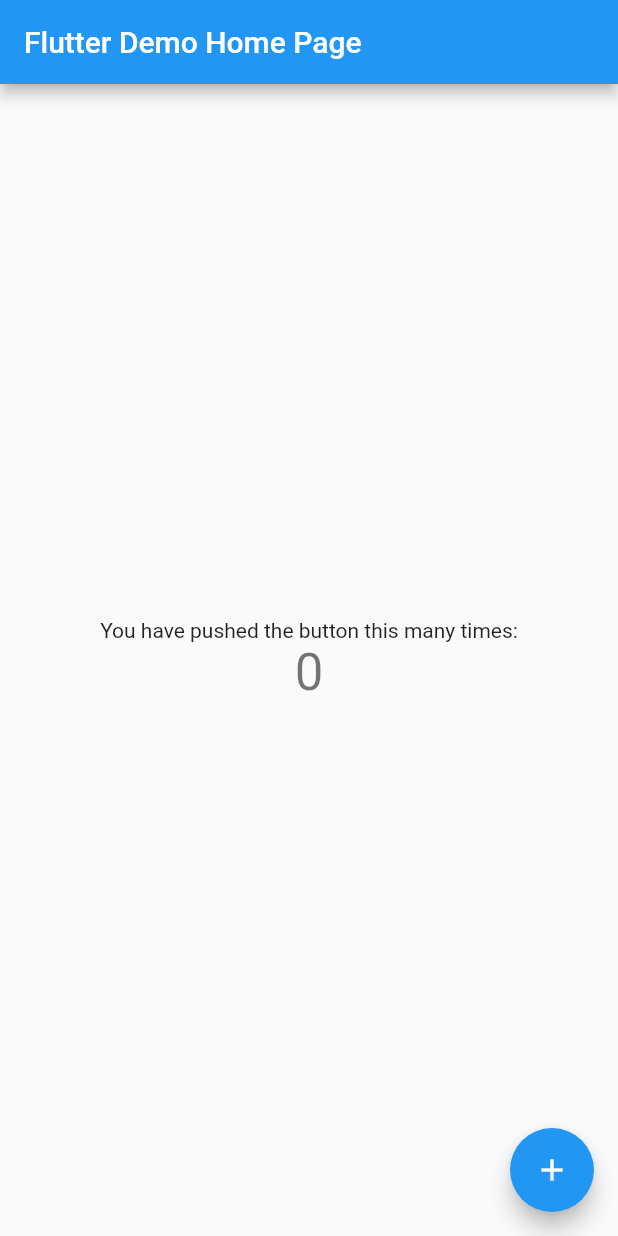
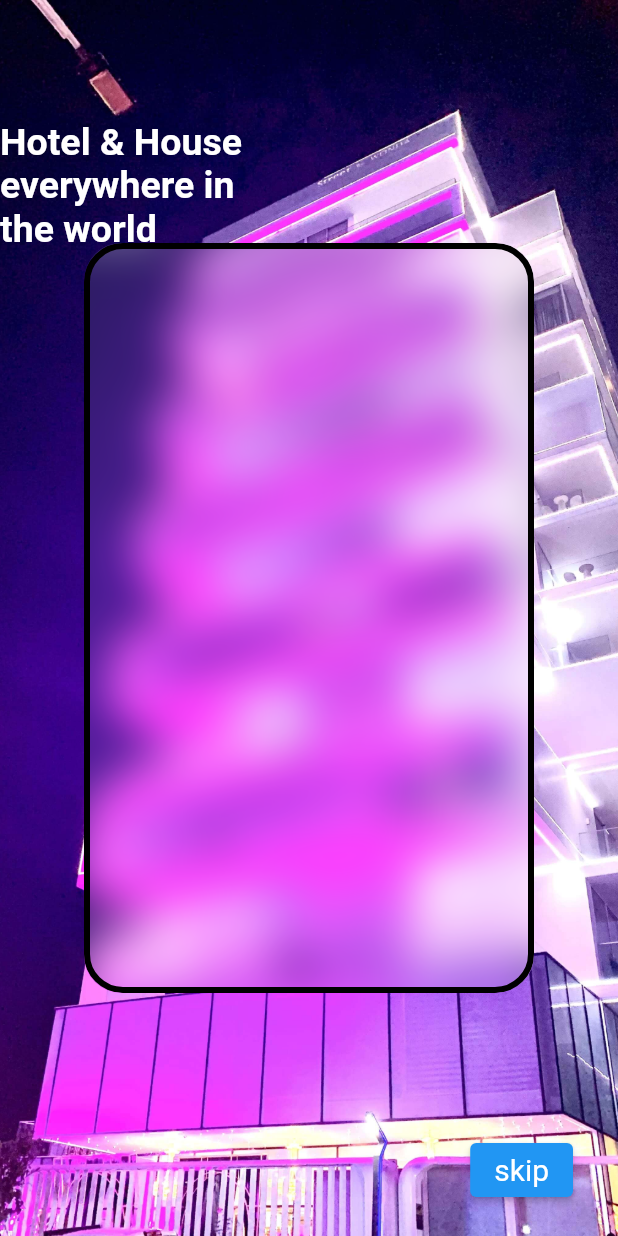
Before and after one commit to OscarNii/landlords, a Flutter app: the screen it shows after launch, on a phone screen of 412 x 824 dp. Run offline on Flutter 3.47's test engine with Material 2 defaults, Android fonts, the phone set to English and light mode, and no system bars.

Commit message:
background about to do magic

```diff
--- /dev/null
+++ b/lib/home.dart
@@ -0,0 +1,65 @@
+// ignore_for_file: prefer_const_constructors
+
+import 'dart:ui';
+
+import 'package:flutter/material.dart';
+
+class MyHomePage extends StatelessWidget {
+  const MyHomePage({super.key});
+
+  @override
+  Widget build(BuildContext context) {
+    return Scaffold(
+      body: Stack(
+        children: [
+          Image.asset(
+            "assets/hotel.jpg",
+            fit: BoxFit.cover,
+            height: double.infinity,
+            width: double.infinity,
+          ),
+          Positioned(
+              top: 80,
+              child: Text(
+                'Hotel & House \neverywhere in \nthe world',
+                style: TextStyle(
+                    fontSize: 25,
+                    color: Colors.white,
+                    fontWeight: FontWeight.bold),
+              )),
+          Positioned(
+              bottom: 20,
+              right: 30,
+              child: ElevatedButton(
+                  onPressed: () {},
+                  child: Text(
+                    "skip",
+                    style: TextStyle(
+                        fontSize: 20,
+                        color: Colors.white,
+                        fontWeight: FontWeight.normal),
+                  ))),
+          Center(
+            child: ClipRRect(
+              borderRadius: BorderRadius.circular(25),
+              child: BackdropFilter(
+                filter: ImageFilter.blur(sigmaX: 15, sigmaY: 15),
+                child: Container(
+                  height: 500,
+                  width: 300,
+                  decoration: BoxDecoration(
+                    color: Colors.white.withOpacity(
+                      (0.1),
+                    ),
+                    borderRadius: BorderRadius.circular(26),
+                    border: Border.all(width: 4, color: Colors.black),
+                  ),
+                ),
+              ),
+            ),
+          )
+        ],
+      ),
+    );
+  }
+}
--- a/lib/main.dart
+++ b/lib/main.dart
@@ -1,4 +1,6 @@
 import 'package:flutter/material.dart';
+
+import 'home.dart';
 
 void main() {
   runApp(const MyApp());
@@ -7,109 +9,11 @@
 class MyApp extends StatelessWidget {
   const MyApp({super.key});
 
-  // This widget is the root of your application.
   @override
   Widget build(BuildContext context) {
     return MaterialApp(
-      title: 'Flutter Demo',
-      theme: ThemeData(
-        // This is the theme of your application.
-        //
-        // Try running your application with "flutter run". You'll see the
-        // application has a blue toolbar. Then, without quitting the app, try
-        // changing the primarySwatch below to Colors.green and then invoke
-        // "hot reload" (press "r" in the console where you ran "flutter run",
-        // or simply save your changes to "hot reload" in a Flutter IDE).
-        // Notice that the counter didn't reset back to zero; the application
-        // is not restarted.
-        primarySwatch: Colors.blue,
-      ),
-      home: const MyHomePage(title: 'Flutter Demo Home Page'),
+      theme: ThemeData(),
+      home: const MyHomePage(),
     );
   }
 }
-
-class MyHomePage extends StatefulWidget {
-  const MyHomePage({super.key, required this.title});
-
-  // This widget is the home page of your application. It is stateful, meaning
-  // that it has a State object (defined below) that contains fields that affect
-  // how it looks.
-
-  // This class is the configuration for the state. It holds the values (in this
-  // case the title) provided by the parent (in this case the App widget) and
-  // used by the build method of the State. Fields in a Widget subclass are
-  // always marked "final".
-
-  final String title;
-
-  @override
-  State<MyHomePage> createState() => _MyHomePageState();
-}
-
-class _MyHomePageState extends State<MyHomePage> {
-  int _counter = 0;
-
-  void _incrementCounter() {
-    setState(() {
-      // This call to setState tells the Flutter framework that something has
-      // changed in this State, which causes it to rerun the build method below
-      // so that the display can reflect the updated values. If we changed
-      // _counter without calling setState(), then the build method would not be
-      // called again, and so nothing would appear to happen.
-      _counter++;
-    });
-  }
-
-  @override
-  Widget build(BuildContext context) {
-    // This method is rerun every time setState is called, for instance as done
-    // by the _incrementCounter method above.
-    //
-    // The Flutter framework has been optimized to make rerunning build methods
-    // fast, so that you can just rebuild anything that needs updating rather
-    // than having to individually change instances of widgets.
-    return Scaffold(
-      appBar: AppBar(
-        // Here we take the value from the MyHomePage object that was created by
-        // the App.build method, and use it to set our appbar title.
-        title: Text(widget.title),
-      ),
-      body: Center(
-        // Center is a layout widget. It takes a single child and positions it
-        // in the middle of the parent.
-        child: Column(
-          // Column is also a layout widget. It takes a list of children and
-          // arranges them vertically. By default, it sizes itself to fit its
-          // children horizontally, and tries to be as tall as its parent.
-          //
-          // Invoke "debug painting" (press "p" in the console, choose the
-          // "Toggle Debug Paint" action from the Flutter Inspector in Android
-          // Studio, or the "Toggle Debug Paint" command in Visual Studio Code)
-          // to see the wireframe for each widget.
-          //
-          // Column has various properties to control how it sizes itself and
-          // how it positions its children. Here we use mainAxisAlignment to
-          // center the children vertically; the main axis here is the vertical
-          // axis because Columns are vertical (the cross axis would be
-          // horizontal).
-          mainAxisAlignment: MainAxisAlignment.center,
-          children: <Widget>[
-            const Text(
-              'You have pushed the button this many times:',
-            ),
-            Text(
-              '$_counter',
-              style: Theme.of(context).textTheme.headlineMedium,
-            ),
-          ],
-        ),
-      ),
-      floatingActionButton: FloatingActionButton(
-        onPressed: _incrementCounter,
-        tooltip: 'Increment',
-        child: const Icon(Icons.add),
-      ), // This trailing comma makes auto-formatting nicer for build methods.
-    );
-  }
-}
```
Also changed, not shown: pubspec.yaml (+6 -6 lines), assets/hotel.jpg (added), fonts/Lobster-Regular.ttf (added).
